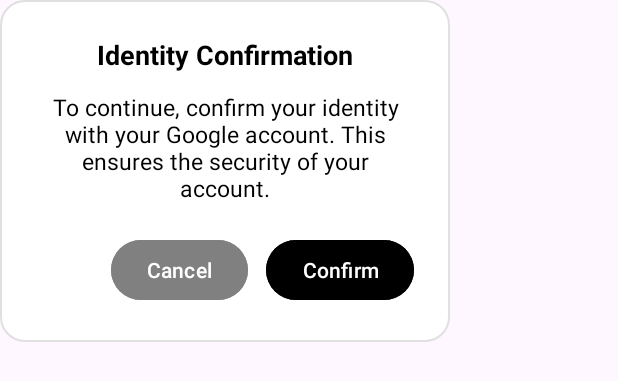
After one commit to vidbr/VidBr, an Android app: the layout dialog_reauth.xml on its own in the app's theme, with its tools: preview values and no code run, on a phone screen of 412 x 824 dp. The commit adds this screen. Shown: the top 381 px of the screen. Run offline under Robolectric (Android 15) with nearby library versions, the phone set to English and light mode, and no system bars.

Commit message:
Security confirmation to delete account when logging in with Google

```diff
--- a/app/build.gradle
+++ b/app/build.gradle
@@ -27,8 +27,8 @@
         applicationId "com.video.vidbr"
         minSdk 24
         targetSdk 34
-        versionCode 22
-        versionName "2.0.2"
+        versionCode 24
+        versionName "2.0.4"
         multiDexEnabled true
 
         testInstrumentationRunner "androidx.test.runner.AndroidJUnitRunner"
--- /dev/null
+++ b/app/src/main/res/layout/dialog_reauth.xml
@@ -0,0 +1,53 @@
+<?xml version="1.0" encoding="utf-8"?>
+<LinearLayout
+    xmlns:android="http://schemas.android.com/apk/res/android"
+    android:layout_width="300dp"
+    android:layout_height="wrap_content"
+    android:orientation="vertical"
+    android:padding="24dp"
+    android:background="@drawable/alert_dialog_background"
+    android:gravity="center">
+
+    <TextView
+        android:id="@+id/dialogTitle"
+        android:layout_width="wrap_content"
+        android:layout_height="wrap_content"
+        android:text="@string/identity_dialog_title"
+        android:textSize="18sp"
+        android:textStyle="bold"
+        android:textColor="@color/black"
+        android:layout_gravity="center_horizontal"
+        android:paddingBottom="12dp" />
+
+    <TextView
+        android:id="@+id/dialogMessage"
+        android:layout_width="match_parent"
+        android:layout_height="wrap_content"
+        android:text="@string/identity_dialog_message"
+        android:textSize="15sp"
+        android:textColor="@color/black"
+        android:gravity="center"
+        android:paddingBottom="20dp" />
+
+    <LinearLayout
+        android:layout_width="match_parent"
+        android:layout_height="wrap_content"
+        android:orientation="horizontal"
+        android:gravity="end">
+
+        <Button
+            android:id="@+id/btnCancel"
+            android:layout_width="wrap_content"
+            android:layout_height="wrap_content"
+            android:text="@string/identity_dialog_cancel"
+            android:backgroundTint="@color/gray" />
+
+        <Button
+            android:id="@+id/btnConfirm"
+            android:layout_width="wrap_content"
+            android:layout_height="wrap_content"
+            android:text="@string/identity_dialog_confirm"
+            android:layout_marginStart="12dp"
+            android:backgroundTint="#000000" />
+    </LinearLayout>
+</LinearLayout>
--- a/app/src/main/res/values/strings.xml
+++ b/app/src/main/res/values/strings.xml
@@ -398,4 +398,9 @@
     <string name="usuario_nao_autenticado">User not authenticated</string>
     <string name="por_favor_insira_sua_senha">Please enter your password</string>
     <string name="falha_na_autenticacao">Authentication failed. Incorrect password or session expired.</string>
+
+    <string name="identity_dialog_title">Identity Confirmation</string>
+    <string name="identity_dialog_message">To continue, confirm your identity with your Google account. This ensures the security of your account.</string>
+    <string name="identity_dialog_cancel">Cancel</string>
+    <string name="identity_dialog_confirm">Confirm</string>
 </resources>
```
Also changed, not shown: app/src/main/java/com/video/vidbr/DeleteAccount.java (+116 -11 lines), 16 other files.
